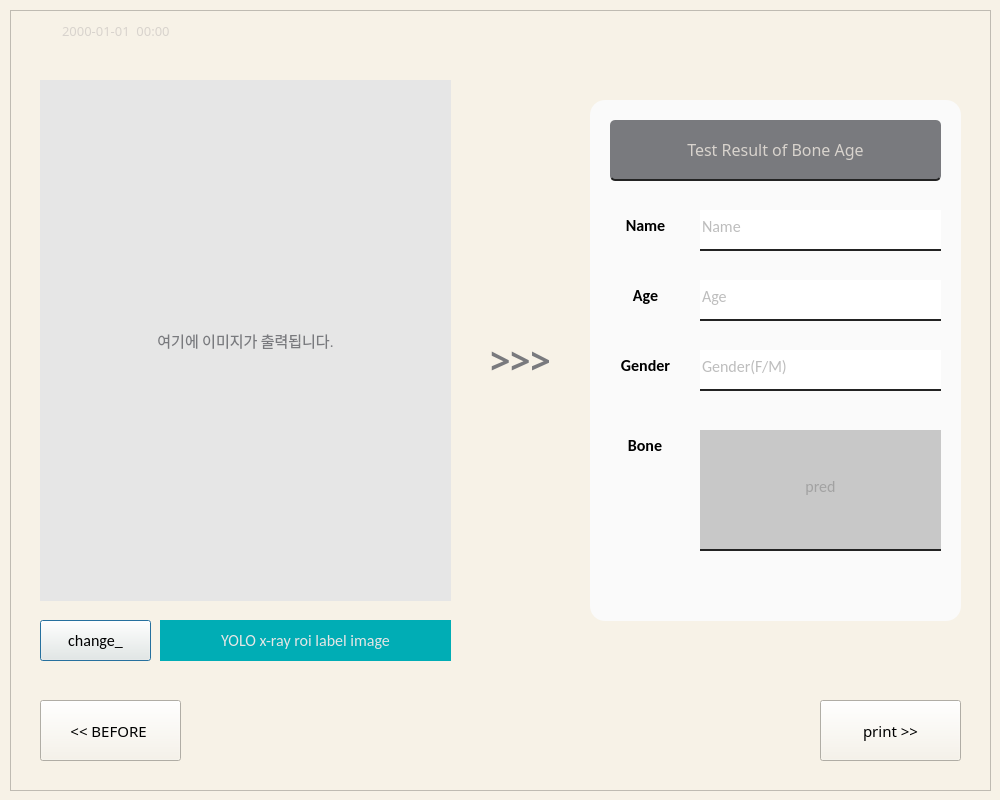
Qt form 000. 2차 플젝/boneage/dashboard2.ui (SeunghyeChae/CAKD3_tmdhey) before a commit.
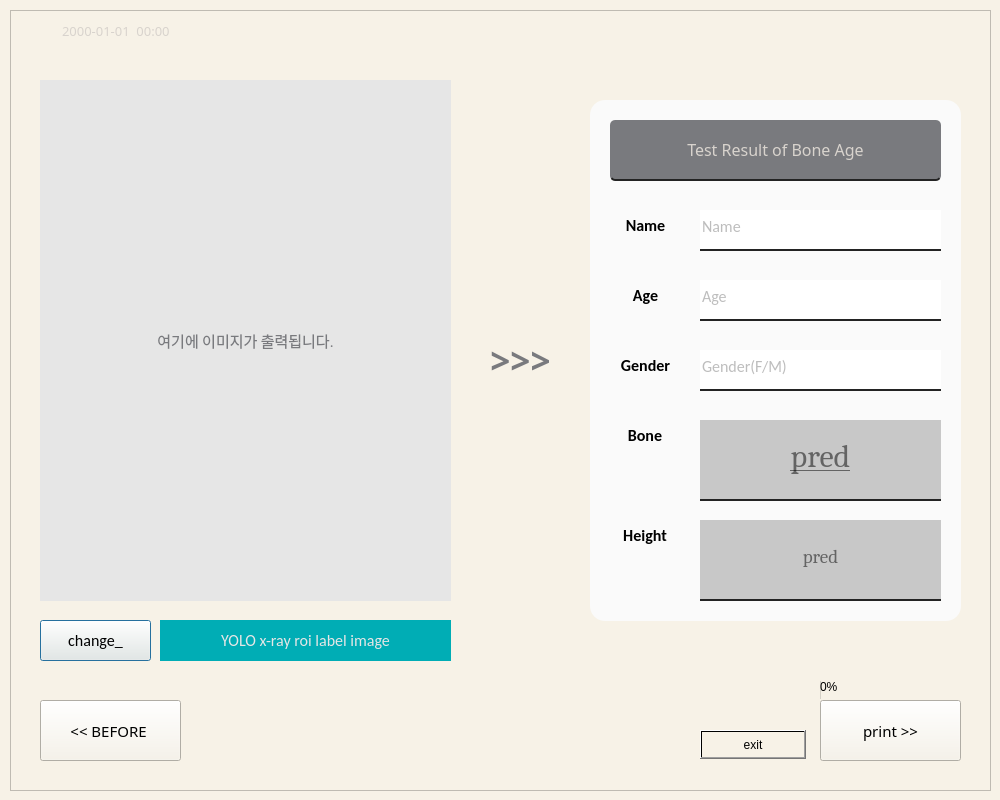
The same form after that commit. Icons and pictures are not drawn.

What changed in the file:
```diff
--- a/000. 2차 플젝/boneage/dashboard2.ui
+++ b/000. 2차 플젝/boneage/dashboard2.ui
@@ -15,7 +15,7 @@
   </property>
   <property name="windowIcon">
    <iconset>
-    <normaloff>:/icon/boneage_icon.png</normaloff>:/icon/boneage_icon.png</iconset>
+    <normaloff>boneage_icon.png</normaloff>boneage_icon.png</iconset>
   </property>
   <property name="styleSheet">
    <string notr="true">background-color:rgb(247, 242, 231);</string>
@@ -193,6 +193,9 @@
 color: rgb(124, 124, 124);
 padding-bottom: 7px;</string>
    </property>
+   <property name="readOnly">
+    <bool>false</bool>
+   </property>
    <property name="placeholderText">
     <string>Name</string>
    </property>
@@ -225,6 +228,9 @@
 color: rgb(124, 124, 124);
 padding-bottom: 7px;</string>
    </property>
+   <property name="readOnly">
+    <bool>false</bool>
+   </property>
    <property name="placeholderText">
     <string>Age</string>
    </property>
@@ -260,6 +266,9 @@
    <property name="text">
     <string/>
    </property>
+   <property name="readOnly">
+    <bool>false</bool>
+   </property>
    <property name="placeholderText">
     <string>Gender(F/M)</string>
    </property>
@@ -372,6 +381,11 @@
      <height>781</height>
     </rect>
    </property>
+   <property name="font">
+    <font>
+     <strikeout>true</strikeout>
+    </font>
+   </property>
    <property name="styleSheet">
     <string notr="true">background-color: rgb(247, 242, 231);
 border-color: rgb(121, 122, 126);</string>
@@ -470,22 +484,6 @@
      <string>&lt;&lt; BEFORE </string>
     </property>
    </widget>
-   <widget class="QLabel" name="icon">
-    <property name="geometry">
-     <rect>
-      <x>470</x>
-      <y>250</y>
-      <width>81</width>
-      <height>71</height>
-     </rect>
-    </property>
-    <property name="styleSheet">
-     <string notr="true">image: url(./img3.png);</string>
-    </property>
-    <property name="text">
-     <string/>
-    </property>
-   </widget>
    <widget class="QDateTimeEdit" name="time3">
     <property name="geometry">
      <rect>
@@ -541,6 +539,62 @@
      <string>yyyy-MM-dd  hh:mm</string>
     </property>
    </widget>
+   <widget class="QProgressBar" name="progressBar3">
+    <property name="enabled">
+     <bool>true</bool>
+    </property>
+    <property name="geometry">
+     <rect>
+      <x>810</x>
+      <y>670</y>
+      <width>141</width>
+      <height>20</height>
+     </rect>
+    </property>
+    <property name="cursor">
+     <cursorShape>WaitCursor</cursorShape>
+    </property>
+    <property name="contextMenuPolicy">
+     <enum>Qt::DefaultContextMenu</enum>
+    </property>
+    <property name="layoutDirection">
+     <enum>Qt::LeftToRight</enum>
+    </property>
+    <property name="autoFillBackground">
+     <bool>false</bool>
+    </property>
+    <property name="inputMethodHints">
+     <set>Qt::ImhNone</set>
+    </property>
+    <property name="value">
+     <number>0</number>
+    </property>
+    <property name="textVisible">
+     <bool>true</bool>
+    </property>
+    <property name="invertedAppearance">
+     <bool>false</bool>
+    </property>
+   </widget>
+   <widget class="QPushButton" name="pushButton">
+    <property name="geometry">
+     <rect>
+      <x>690</x>
+      <y>720</y>
+      <width>106</width>
+      <height>29</height>
+     </rect>
+    </property>
+    <property name="focusPolicy">
+     <enum>Qt::NoFocus</enum>
+    </property>
+    <property name="styleSheet">
+     <string notr="true">background-color: qlineargradient(spread:pad, x1:0, y1:0, x2:0, y2:0, stop:0 rgba(0, 0, 0, 0), stop:1 rgba(255, 255, 255, 0));</string>
+    </property>
+    <property name="text">
+     <string notr="true">exit</string>
+    </property>
+   </widget>
   </widget>
   <widget class="QLabel" name="input_img">
    <property name="geometry">
@@ -610,42 +664,48 @@
    <property name="geometry">
     <rect>
      <x>700</x>
-     <y>430</y>
-     <width>241</width>
-     <height>121</height>
-    </rect>
-   </property>
-   <property name="font">
-    <font>
-     <family>Calibri</family>
-     <pointsize>12</pointsize>
-    </font>
-   </property>
-   <property name="layoutDirection">
-    <enum>Qt::LeftToRight</enum>
-   </property>
-   <property name="autoFillBackground">
-    <bool>false</bool>
-   </property>
-   <property name="styleSheet">
-    <string notr="true">background-color: rgb(200, 200, 200);
-border:none;
-border-bottom: 2px solid rgb(35, 35, 35);
-color: rgb(124, 124, 124);
-padding-bottom: 7px;</string>
-   </property>
-   <property name="alignment">
-    <set>Qt::AlignCenter</set>
-   </property>
-   <property name="placeholderText">
-    <string>pred</string>
-   </property>
-  </widget>
-  <widget class="QLabel" name="txt_gender_2">
-   <property name="geometry">
-    <rect>
-     <x>600</x>
      <y>420</y>
+     <width>241</width>
+     <height>81</height>
+    </rect>
+   </property>
+   <property name="font">
+    <font>
+     <family>Cambria</family>
+     <pointsize>24</pointsize>
+     <weight>9</weight>
+     <italic>false</italic>
+     <bold>false</bold>
+     <underline>true</underline>
+    </font>
+   </property>
+   <property name="layoutDirection">
+    <enum>Qt::LeftToRight</enum>
+   </property>
+   <property name="autoFillBackground">
+    <bool>false</bool>
+   </property>
+   <property name="styleSheet">
+    <string notr="true">background-color: rgb(200, 200, 200);
+border:none;
+border-bottom: 2px solid rgb(35, 35, 35);
+color: rgb(0, 0, 0);
+text-decoration: underline;
+font: 75 24pt &quot;Cambria&quot;;
+padding-bottom: 7px;</string>
+   </property>
+   <property name="alignment">
+    <set>Qt::AlignCenter</set>
+   </property>
+   <property name="placeholderText">
+    <string>pred</string>
+   </property>
+  </widget>
+  <widget class="QLabel" name="txt_gender_2">
+   <property name="geometry">
+    <rect>
+     <x>600</x>
+     <y>410</y>
      <width>90</width>
      <height>51</height>
     </rect>
@@ -674,6 +734,78 @@
     <set>Qt::AlignCenter</set>
    </property>
   </widget>
+  <widget class="QLabel" name="txt_gender_3">
+   <property name="geometry">
+    <rect>
+     <x>600</x>
+     <y>510</y>
+     <width>90</width>
+     <height>51</height>
+    </rect>
+   </property>
+   <property name="font">
+    <font>
+     <family>Calibri</family>
+     <pointsize>12</pointsize>
+     <weight>75</weight>
+     <bold>true</bold>
+    </font>
+   </property>
+   <property name="layoutDirection">
+    <enum>Qt::LeftToRight</enum>
+   </property>
+   <property name="autoFillBackground">
+    <bool>false</bool>
+   </property>
+   <property name="styleSheet">
+    <string notr="true">background-color : rgb(250, 250, 250);</string>
+   </property>
+   <property name="text">
+    <string>Height</string>
+   </property>
+   <property name="alignment">
+    <set>Qt::AlignCenter</set>
+   </property>
+  </widget>
+  <widget class="QLineEdit" name="result_th">
+   <property name="geometry">
+    <rect>
+     <x>700</x>
+     <y>520</y>
+     <width>241</width>
+     <height>81</height>
+    </rect>
+   </property>
+   <property name="font">
+    <font>
+     <family>Cambria</family>
+     <pointsize>14</pointsize>
+     <weight>50</weight>
+     <italic>false</italic>
+     <bold>false</bold>
+    </font>
+   </property>
+   <property name="layoutDirection">
+    <enum>Qt::LeftToRight</enum>
+   </property>
+   <property name="autoFillBackground">
+    <bool>false</bool>
+   </property>
+   <property name="styleSheet">
+    <string notr="true">background-color: rgb(200, 200, 200);
+border:none;
+border-bottom: 2px solid rgb(35, 35, 35);
+color: rgb(0, 0, 0);
+padding-bottom: 7px;
+font: 14pt &quot;Cambria&quot;;</string>
+   </property>
+   <property name="alignment">
+    <set>Qt::AlignCenter</set>
+   </property>
+   <property name="placeholderText">
+    <string>pred</string>
+   </property>
+  </widget>
   <zorder>frame</zorder>
   <zorder>label_change_button</zorder>
   <zorder>description_label</zorder>
@@ -690,6 +822,8 @@
   <zorder>img_icon</zorder>
   <zorder>pred</zorder>
   <zorder>txt_gender_2</zorder>
+  <zorder>txt_gender_3</zorder>
+  <zorder>result_th</zorder>
  </widget>
  <resources/>
  <connections/>
```
Left out of the diff: 39 changed lines with no effect on the pictures.
